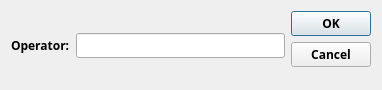
Qt form not1mm/data/opon.ui (mbridak/not1mm) before a commit.
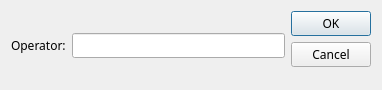
The same form after that commit.

Commit message: @mbridak Fix: light mode band indicators. Refactor font weight.

Patch:
```diff
--- a/not1mm/data/opon.ui
+++ b/not1mm/data/opon.ui
@@ -13,7 +13,7 @@
   <property name="font">
    <font>
     <family>JetBrains Mono</family>
-    <weight>100</weight>
+    
    </font>
   </property>
   <property name="windowTitle">
```
The commit also changes 12 other files.
